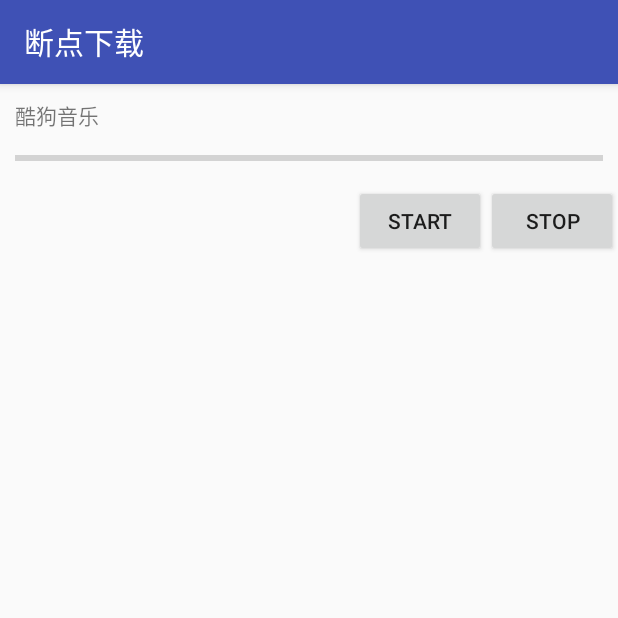
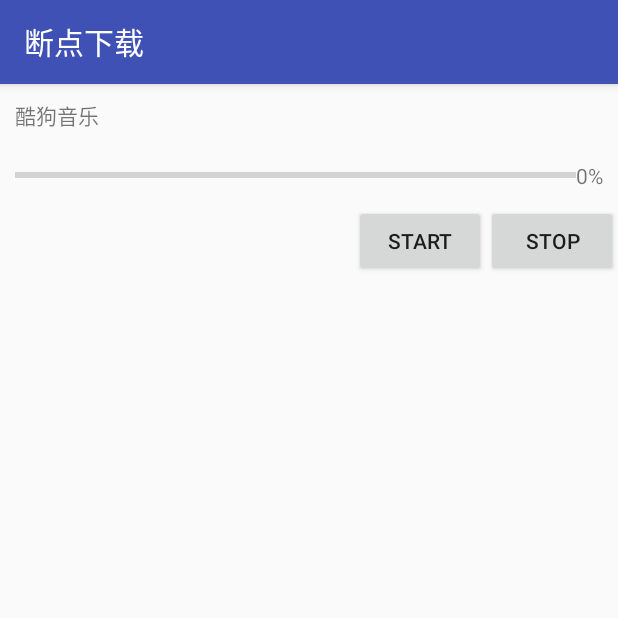
Before and after one commit to zwb1992/DownloadApp, an Android app: the screen it shows after launch (MainActivity), on a phone screen of 412 x 824 dp, the top half of it. Run offline under Robolectric (Android 15) with nearby library versions, the phone set to English and light mode, and no system bars; our stand-ins replace ButterKnife.

Commit message:
使用okhttp完成下载操作

```diff
--- a/DownloadApp/app/src/main/java/com/zwb/downloadapp/MainActivity.java
+++ b/DownloadApp/app/src/main/java/com/zwb/downloadapp/MainActivity.java
@@ -1,6 +1,9 @@
 package com.zwb.downloadapp;
 
+import android.content.BroadcastReceiver;
+import android.content.Context;
 import android.content.Intent;
+import android.content.IntentFilter;
 import android.os.Bundle;
 import android.os.Environment;
 import android.support.v7.app.AppCompatActivity;
@@ -24,9 +27,12 @@ public class MainActivity extends AppCompatActivity {
     @BindView(R.id.pb)
     ProgressBar pb;
 
-    private static final String url = "https://www.baidu.com/link?url=9Iprr-nXOUOWceTnNS0RahZC57heKq6oYRJTY-YeP0z96FXx3N5XzVf-dZ_Cka4N5USwjAEe3wdXOm5zsxrt4Iu2Wa_e1f3vskTgNg5tkUHON2moiiXWvOU1h8WSxM8g&wd=&eqid=fac4316f00017c4200000006594647f1";
-    private static final String path = Environment.getExternalStorageDirectory().getAbsolutePath()+ File.separator+"kugou.exe";
+    private static final String url = "http://sw.bos.baidu.com/sw-search-sp/software/a40ee9c29a4dd/QQ_8.9.3.21149_setup.exe";
+    private static final String path = Environment.getExternalStorageDirectory().getAbsolutePath() + File.separator + "kugou.exe";
+    @BindView(R.id.tvProgress)
+    TextView tvProgress;
     private FileInfo fileInfo;
+    private DownloadReceiver downloadReceiver;
 
     @Override
     protected void onCreate(Bundle savedInstanceState) {
@@ -35,6 +41,9 @@ public class MainActivity extends AppCompatActivity {
         ButterKnife.bind(this);
         tvName.setText("酷狗音乐");
         fileInfo = new FileInfo(1, url, path, 0, 0);
+        downloadReceiver = new DownloadReceiver();
+        IntentFilter filter = new IntentFilter("download");
+        registerReceiver(downloadReceiver, filter);
     }
 
     @OnClick({R.id.btStart, R.id.btStop})
@@ -42,16 +51,33 @@ public class MainActivity extends AppCompatActivity {
         switch (view.getId()) {
             case R.id.btStart:
                 Intent startIntent = new Intent(this, DownloadService.class);
-                startIntent.putExtra("fileInfo",fileInfo);
-                startIntent.putExtra("type",DownloadService.DOWNLOAD_START);
+                startIntent.putExtra("fileInfo", fileInfo);
+                startIntent.putExtra("type", DownloadService.DOWNLOAD_START);
                 startService(startIntent);
                 break;
             case R.id.btStop:
                 Intent stopIntent = new Intent(this, DownloadService.class);
-                stopIntent.putExtra("fileInfo",fileInfo);
-                stopIntent.putExtra("type",DownloadService.DOWNLOAD_STOP);
+                stopIntent.putExtra("fileInfo", fileInfo);
+                stopIntent.putExtra("type", DownloadService.DOWNLOAD_STOP);
                 startService(stopIntent);
                 break;
         }
     }
+
+    //下载进度回调广播
+    class DownloadReceiver extends BroadcastReceiver {
+        @Override
+        public void onReceive(Context context, Intent intent) {
+            int progress = intent.getIntExtra("progress", 0);
+            pb.setProgress(progress);
+            tvProgress.setText(progress + "%");
+        }
+    }
+
+    @Override
+    protected void onDestroy() {
+        super.onDestroy();
+        unregisterReceiver(downloadReceiver);
+    }
+
 }
--- a/DownloadApp/app/src/main/res/layout/activity_main.xml
+++ b/DownloadApp/app/src/main/res/layout/activity_main.xml
@@ -7,24 +7,33 @@
     android:orientation="vertical"
     tools:context="com.zwb.downloadapp.MainActivity">
 
+    <TextView
+        android:id="@+id/tvName"
+        android:layout_width="wrap_content"
+        android:layout_height="wrap_content"
+        android:padding="10dp"
+        tools:text="文件名称" />
+
     <LinearLayout
         android:layout_width="match_parent"
         android:layout_height="wrap_content"
-        android:orientation="vertical"
+        android:gravity="center_vertical"
+        android:orientation="horizontal"
         android:padding="10dp">
 
-        <TextView
-            android:id="@+id/tvName"
-            android:layout_width="wrap_content"
-            android:layout_height="wrap_content"
-            tools:text="文件名称" />
 
         <ProgressBar
             android:id="@+id/pb"
             style="@style/Base.Widget.AppCompat.ProgressBar.Horizontal"
-            android:layout_width="match_parent"
+            android:layout_width="0dp"
             android:layout_height="wrap_content"
-            android:layout_marginTop="10dp" />
+            android:layout_weight="1" />
+
+        <TextView
+            android:id="@+id/tvProgress"
+            android:layout_width="wrap_content"
+            android:layout_height="wrap_content"
+            android:text="0%" />
     </LinearLayout>
 
     <LinearLayout
--- a/DownloadApp/build.gradle
+++ b/DownloadApp/build.gradle
@@ -5,7 +5,7 @@ buildscript {
         jcenter()
     }
     dependencies {
-        classpath 'com.android.tools.build:gradle:2.2.2'
+        classpath 'com.android.tools.build:gradle:2.2.3'
 
         // NOTE: Do not place your application dependencies here; they belong
         // in the individual module build.gradle files
```
Also changed, not shown: DownloadApp/app/src/main/java/com/zwb/downloadapp/service/DownloadService.java (+108 -3 lines).
